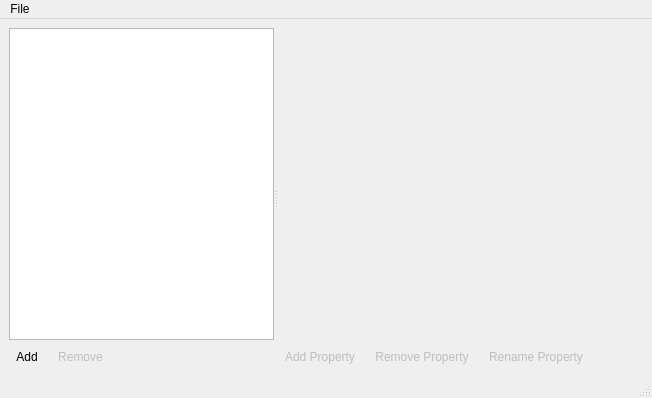
Old version of the form src/tiled/objecttypeseditor.ui in the repository mapeditor/tiled.
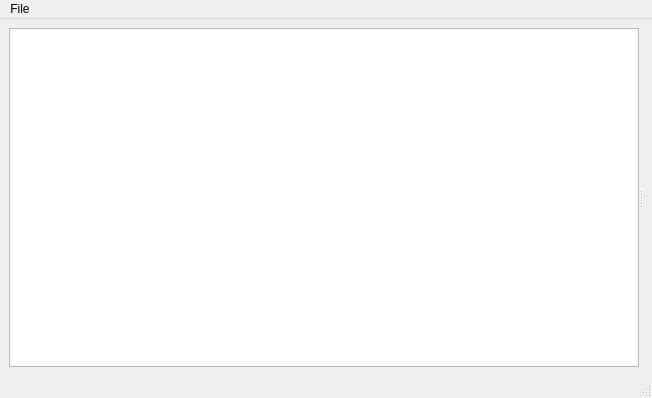
New version of the form. Icons and pictures are not drawn. Custom widgets are drawn as their Qt base class.

Commit message:
Object Types Editor: Fixed small size of tool buttons
Changed the tool buttons to actions sitting on a tool bar. This fixes
hit area of the QToolButtons to be not overly small. Unfortunately, it
is not possible to insert a tool bar using the Qt Designer, so it had to
be coded manually.

Diff of the .ui file:
```diff
--- a/src/tiled/objecttypeseditor.ui
+++ b/src/tiled/objecttypeseditor.ui
@@ -38,72 +38,6 @@
           </attribute>
          </widget>
         </item>
-        <item>
-         <layout class="QHBoxLayout" name="horizontalLayout">
-          <item>
-           <widget class="QToolButton" name="addObjectTypeButton">
-            <property name="toolTip">
-             <string>Add Object Type</string>
-            </property>
-            <property name="text">
-             <string>Add</string>
-            </property>
-            <property name="icon">
-             <iconset resource="tiled.qrc">
-              <normaloff>:/images/22x22/add.png</normaloff>:/images/22x22/add.png</iconset>
-            </property>
-            <property name="iconSize">
-             <size>
-              <width>16</width>
-              <height>16</height>
-             </size>
-            </property>
-            <property name="autoRaise">
-             <bool>true</bool>
-            </property>
-           </widget>
-          </item>
-          <item>
-           <widget class="QToolButton" name="removeObjectTypeButton">
-            <property name="enabled">
-             <bool>false</bool>
-            </property>
-            <property name="toolTip">
-             <string>Remove Selected Object Types</string>
-            </property>
-            <property name="text">
-             <string>Remove</string>
-            </property>
-            <property name="icon">
-             <iconset resource="tiled.qrc">
-              <normaloff>:/images/22x22/remove.png</normaloff>:/images/22x22/remove.png</iconset>
-            </property>
-            <property name="iconSize">
-             <size>
-              <width>16</width>
-              <height>16</height>
-             </size>
-            </property>
-            <property name="autoRaise">
-             <bool>true</bool>
-            </property>
-           </widget>
-          </item>
-          <item>
-           <spacer name="horizontalSpacer">
-            <property name="orientation">
-             <enum>Qt::Horizontal</enum>
-            </property>
-            <property name="sizeHint" stdset="0">
-             <size>
-              <width>40</width>
-              <height>20</height>
-             </size>
-            </property>
-           </spacer>
-          </item>
-         </layout>
-        </item>
        </layout>
       </widget>
       <widget class="QWidget" name="layoutWidget1">
@@ -118,98 +52,6 @@
           </property>
          </widget>
         </item>
-        <item>
-         <layout class="QHBoxLayout" name="horizontalLayout_2">
-          <item>
-           <widget class="QToolButton" name="addPropertyButton">
-            <property name="enabled">
-             <bool>false</bool>
-            </property>
-            <property name="toolTip">
-             <string>Add Object Type</string>
-            </property>
-            <property name="text">
-             <string>Add Property</string>
-            </property>
-            <property name="icon">
-             <iconset resource="tiled.qrc">
-              <normaloff>:/images/22x22/add.png</normaloff>:/images/22x22/add.png</iconset>
-            </property>
-            <property name="iconSize">
-             <size>
-              <width>16</width>
-              <height>16</height>
-             </size>
-            </property>
-            <property name="autoRaise">
-             <bool>true</bool>
-            </property>
-           </widget>
-          </item>
-          <item>
-           <widget class="QToolButton" name="removePropertyButton">
-            <property name="enabled">
-             <bool>false</bool>
-            </property>
-            <property name="toolTip">
-             <string>Remove Selected Object Types</string>
-            </property>
-            <property name="text">
-             <string>Remove Property</string>
-            </property>
-            <property name="icon">
-             <iconset resource="tiled.qrc">
-              <normaloff>:/images/22x22/remove.png</normaloff>:/images/22x22/remove.png</iconset>
-            </property>
-            <property name="iconSize">
-             <size>
-              <width>16</width>
-              <height>16</height>
-             </size>
-            </property>
-            <property name="autoRaise">
-             <bool>true</bool>
-            </property>
-           </widget>
-          </item>
-          <item>
-           <widget class="QToolButton" name="renamePropertyButton">
-            <property name="enabled">
-             <bool>false</bool>
-            </property>
-            <property name="text">
-             <string>Rename Property</string>
-            </property>
-            <property name="icon">
-             <iconset resource="tiled.qrc">
-              <normaloff>:/images/16x16/rename.png</normaloff>:/images/16x16/rename.png</iconset>
-            </property>
-            <property name="iconSize">
-             <size>
-              <width>16</width>
-              <height>16</height>
-             </size>
-            </property>
-            <property name="autoRaise">
-             <bool>true</bool>
-            </property>
-           </widget>
-          </item>
-          <item>
-           <spacer name="horizontalSpacer_2">
-            <property name="orientation">
-             <enum>Qt::Horizontal</enum>
-            </property>
-            <property name="sizeHint" stdset="0">
-             <size>
-              <width>40</width>
-              <height>20</height>
-             </size>
-            </property>
-           </spacer>
-          </item>
-         </layout>
-        </item>
        </layout>
       </widget>
      </widget>
```
Left out of the diff: 8 changed lines with no effect on the pictures. The commit also changes 2 other files.
